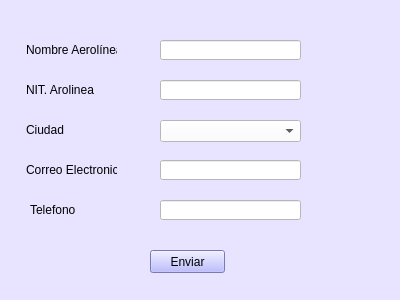
This is Interfaces Aeropuerto/formularioRegistro.ui in vanesagustin98/Aerocamp as Qt 5 draws it before an edit. The edited form follows.
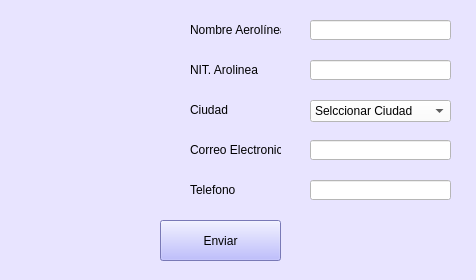
This is the edited form. Icons and pictures are not drawn.

Diff of the .ui file:
```diff
--- a/Interfaces Aeropuerto/formularioRegistro.ui
+++ b/Interfaces Aeropuerto/formularioRegistro.ui
@@ -6,8 +6,8 @@
    <rect>
     <x>0</x>
     <y>0</y>
-    <width>400</width>
-    <height>300</height>
+    <width>476</width>
+    <height>280</height>
    </rect>
   </property>
   <property name="windowTitle">
@@ -19,8 +19,8 @@
   <widget class="QLabel" name="label">
    <property name="geometry">
     <rect>
-     <x>26</x>
-     <y>40</y>
+     <x>190</x>
+     <y>20</y>
      <width>91</width>
      <height>20</height>
     </rect>
@@ -32,8 +32,8 @@
   <widget class="QLabel" name="label_2">
    <property name="geometry">
     <rect>
-     <x>26</x>
-     <y>80</y>
+     <x>190</x>
+     <y>60</y>
      <width>91</width>
      <height>20</height>
     </rect>
@@ -45,8 +45,8 @@
   <widget class="QLabel" name="label_3">
    <property name="geometry">
     <rect>
-     <x>26</x>
-     <y>120</y>
+     <x>190</x>
+     <y>100</y>
      <width>91</width>
      <height>20</height>
     </rect>
@@ -58,8 +58,8 @@
   <widget class="QLabel" name="label_4">
    <property name="geometry">
     <rect>
-     <x>26</x>
-     <y>160</y>
+     <x>190</x>
+     <y>140</y>
      <width>91</width>
      <height>20</height>
     </rect>
@@ -71,8 +71,8 @@
   <widget class="QLabel" name="label_5">
    <property name="geometry">
     <rect>
-     <x>30</x>
-     <y>200</y>
+     <x>190</x>
+     <y>180</y>
      <width>81</width>
      <height>20</height>
     </rect>
@@ -84,10 +84,10 @@
   <widget class="QPushButton" name="pushButton">
    <property name="geometry">
     <rect>
-     <x>150</x>
-     <y>250</y>
-     <width>75</width>
-     <height>23</height>
+     <x>160</x>
+     <y>220</y>
+     <width>121</width>
+     <height>41</height>
     </rect>
    </property>
    <property name="styleSheet">
@@ -100,8 +100,8 @@
   <widget class="QLineEdit" name="lineEdit">
    <property name="geometry">
     <rect>
-     <x>160</x>
-     <y>40</y>
+     <x>310</x>
+     <y>20</y>
      <width>141</width>
      <height>20</height>
     </rect>
@@ -113,8 +113,8 @@
   <widget class="QLineEdit" name="lineEdit_2">
    <property name="geometry">
     <rect>
-     <x>160</x>
-     <y>80</y>
+     <x>310</x>
+     <y>60</y>
      <width>141</width>
      <height>20</height>
     </rect>
@@ -126,8 +126,8 @@
   <widget class="QComboBox" name="comboBox">
    <property name="geometry">
     <rect>
-     <x>160</x>
-     <y>120</y>
+     <x>310</x>
+     <y>100</y>
      <width>141</width>
      <height>22</height>
     </rect>
@@ -135,12 +135,17 @@
    <property name="styleSheet">
     <string notr="true">background-color: rgb(255, 255, 255);</string>
    </property>
+   <item>
+    <property name="text">
+     <string>Selccionar Ciudad</string>
+    </property>
+   </item>
   </widget>
   <widget class="QLineEdit" name="lineEdit_3">
    <property name="geometry">
     <rect>
-     <x>160</x>
-     <y>160</y>
+     <x>310</x>
+     <y>140</y>
      <width>141</width>
      <height>20</height>
     </rect>
@@ -152,8 +157,8 @@
   <widget class="QLineEdit" name="lineEdit_4">
    <property name="geometry">
     <rect>
-     <x>160</x>
-     <y>200</y>
+     <x>310</x>
+     <y>180</y>
      <width>141</width>
      <height>20</height>
     </rect>
@@ -162,6 +167,22 @@
     <string notr="true">background-color: rgb(255, 255, 255);</string>
    </property>
   </widget>
+  <widget class="QLabel" name="label_6">
+   <property name="geometry">
+    <rect>
+     <x>30</x>
+     <y>50</y>
+     <width>131</width>
+     <height>131</height>
+    </rect>
+   </property>
+   <property name="styleSheet">
+    <string notr="true">border-image: url(:/cct/iconoformulario.jpg);</string>
+   </property>
+   <property name="text">
+    <string/>
+   </property>
+  </widget>
  </widget>
  <resources/>
  <connections/>
```
Left out of the diff: 4 changed lines with no effect on the pictures.
